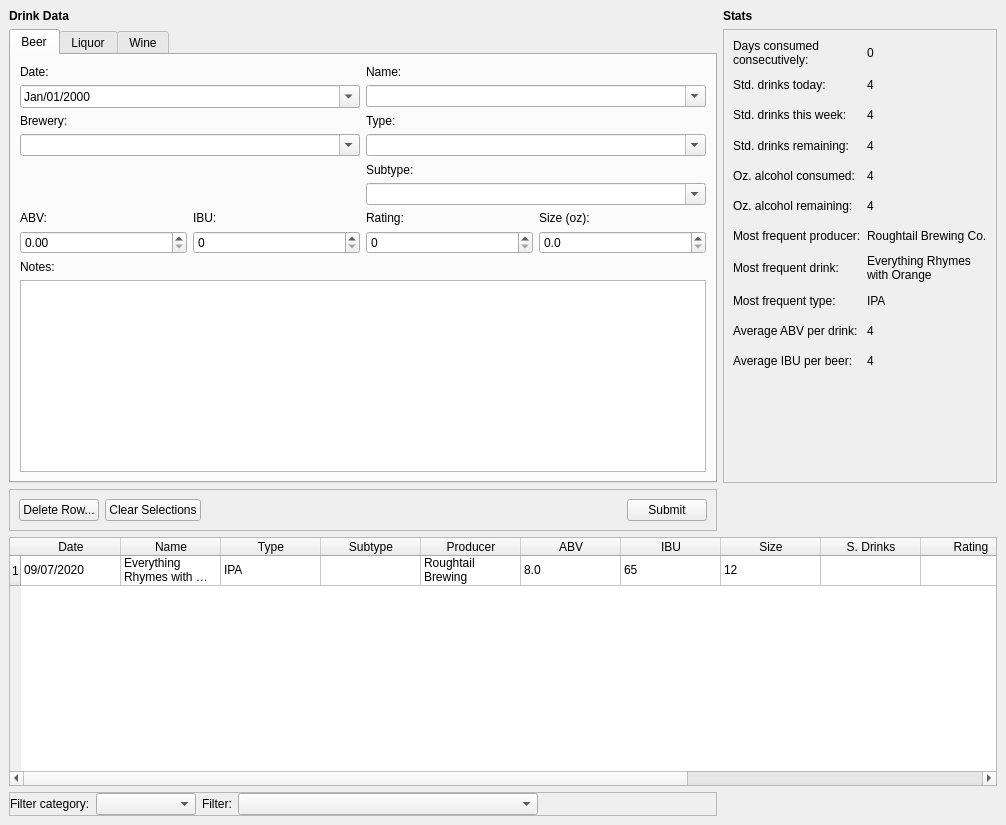
Above: ui/mainwindow.ui from minorsecond/BuzzBot before the change. Below: the same form after it.
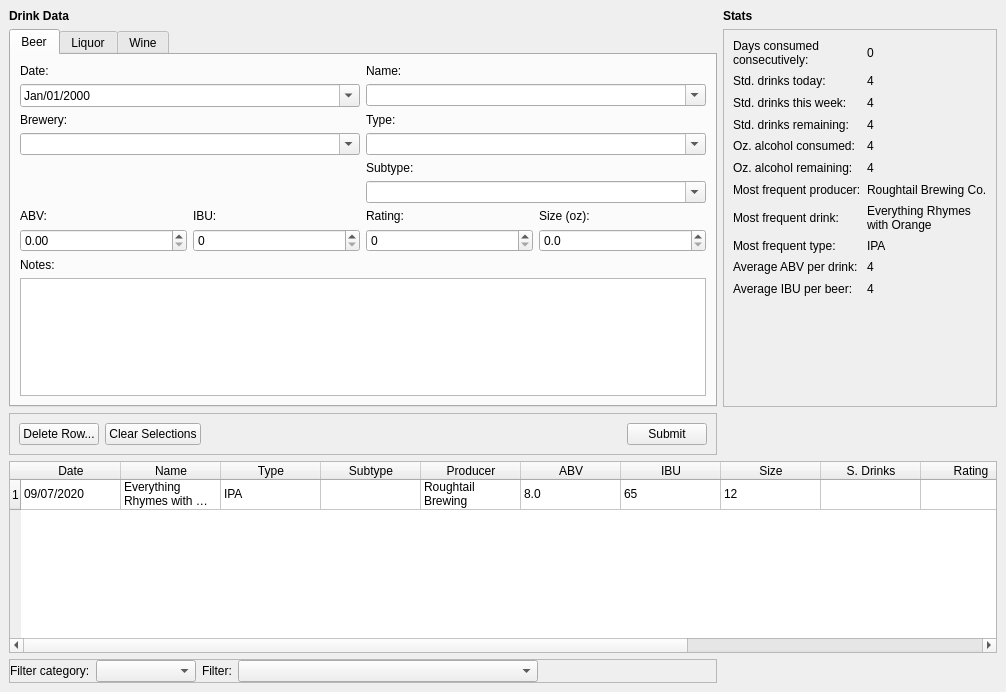
That is the form after the change.

Commit message: Fix window height

What changed in the file:
```diff
--- a/ui/mainwindow.ui
+++ b/ui/mainwindow.ui
@@ -7,7 +7,7 @@
     <x>0</x>
     <y>0</y>
     <width>1006</width>
-    <height>825</height>
+    <height>692</height>
    </rect>
   </property>
   <property name="windowTitle">
```
The commit also changes 1 other file.
